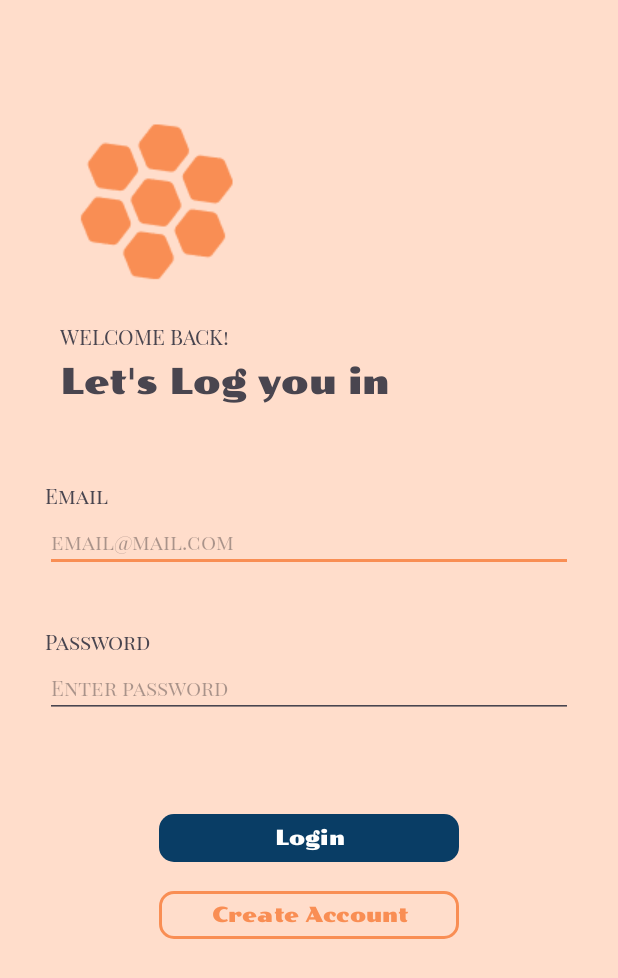
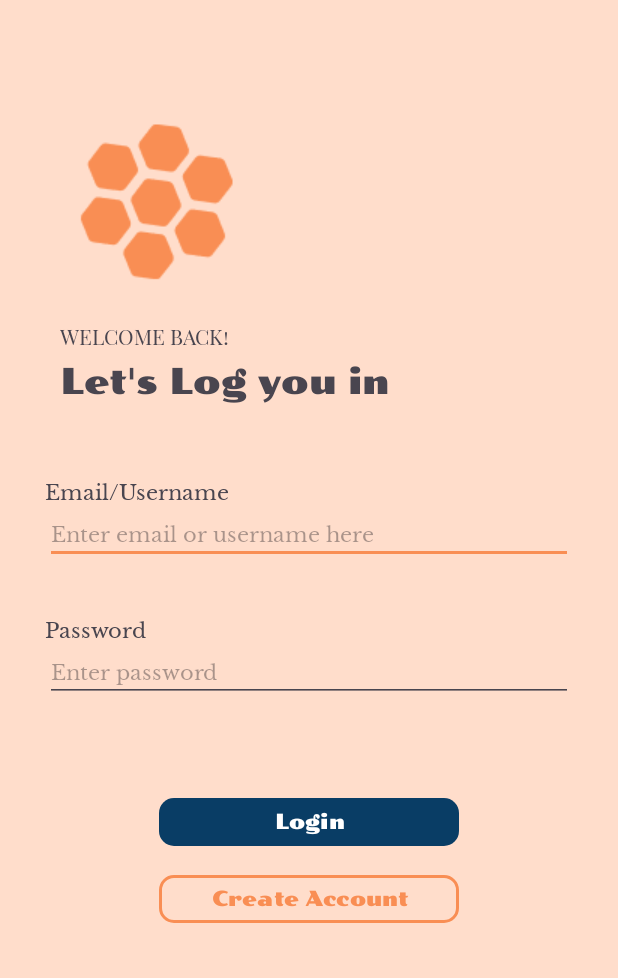
Before and after one commit to steph45607/Beelangue, an Android app: the screen it shows after launch (LoginActivity), on a phone screen of 412 x 824 dp. Shown: the top 978 px of the screen. Run offline under Robolectric (Android 15) with nearby library versions, the phone set to English and light mode, and no system bars; our stand-ins replace Firebase (no records; nobody signed in at launch, a user with empty details on screens opened directly).

Commit message:
allow username login

```diff
--- a/app/src/main/res/layout/login_page.xml
+++ b/app/src/main/res/layout/login_page.xml
@@ -56,8 +56,8 @@
                 android:id="@+id/textView4"
                 android:layout_width="match_parent"
                 android:layout_height="wrap_content"
-                android:fontFamily="@font/playfair"
-                android:text="@string/email"
+                android:fontFamily="@font/librebaskervilleregular"
+                android:text="@string/loginInput"
                 android:textSize="14sp" />
 
             <EditText
@@ -65,8 +65,8 @@
                 android:layout_width="match_parent"
                 android:layout_height="wrap_content"
                 android:ems="10"
-                android:fontFamily="@font/playfair"
-                android:hint="@string/emailPrompt"
+                android:fontFamily="@font/librebaskervilleregular"
+                android:hint="@string/loginInputPrompt"
                 android:inputType="textEmailAddress"
                 android:textSize="14sp" />
 <!--password-->
@@ -75,7 +75,7 @@
                 android:layout_width="match_parent"
                 android:layout_height="wrap_content"
                 android:layout_marginTop="35dp"
-                android:fontFamily="@font/playfair"
+                android:fontFamily="@font/librebaskervilleregular"
                 android:text="@string/password" />
 
             <EditText
@@ -83,7 +83,7 @@
                 android:layout_width="match_parent"
                 android:layout_height="wrap_content"
                 android:ems="10"
-                android:fontFamily="@font/playfair"
+                android:fontFamily="@font/librebaskervilleregular"
                 android:hint="@string/passwordPrompt"
                 android:inputType="textPassword"
                 android:textSize="14sp" />
--- a/app/src/main/res/values/strings.xml
+++ b/app/src/main/res/values/strings.xml
@@ -14,6 +14,8 @@
     <string name="passwordPrompt">Enter password</string>
     <string name="email">Email</string>
     <string name="emailPrompt">email@mail.com</string>
+    <string name="loginInput">Email/Username</string>
+    <string name="loginInputPrompt">Enter email or username here</string>
     <!--    camera explore page-->
     <string name="cameraPrompt">Point your camera to an object \n It will show the word in chosen language</string>
     <string name="cameraButton">Capture Image</string>
```
Also changed, not shown: app/src/main/java/com/example/beelangue/CreateAccountActivity.java (+6 -5 lines), app/src/main/java/com/example/beelangue/LoginActivity.java (+50 -5 lines), app/src/main/res/layout/create_account.xml (+4 -4 lines).
